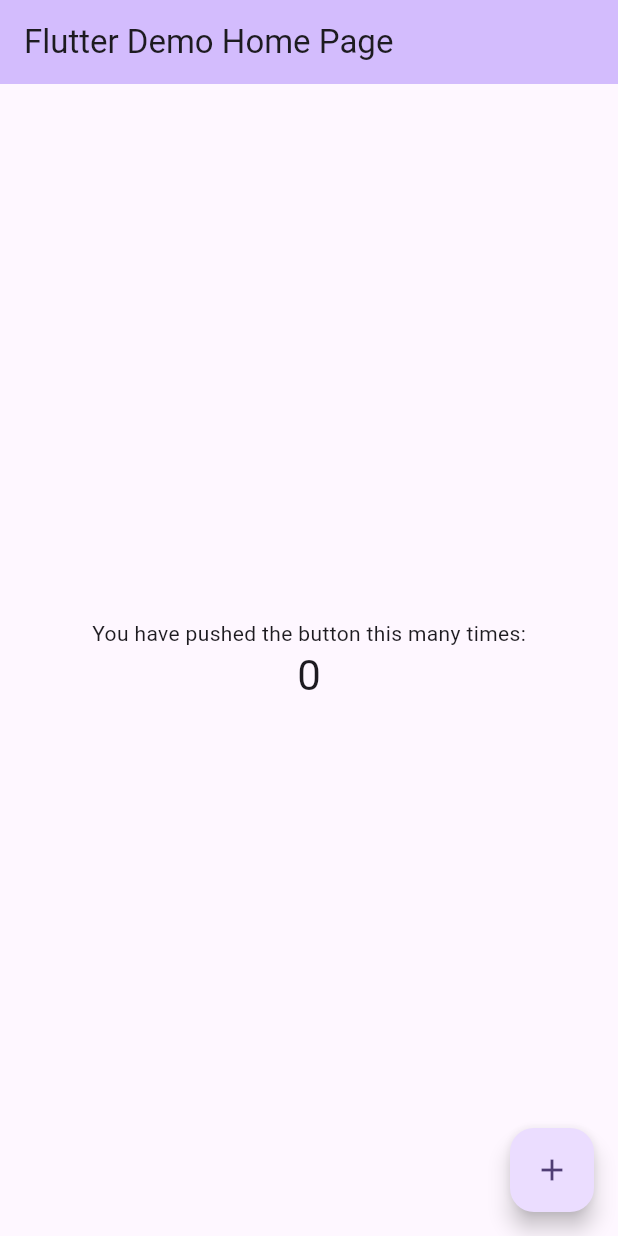
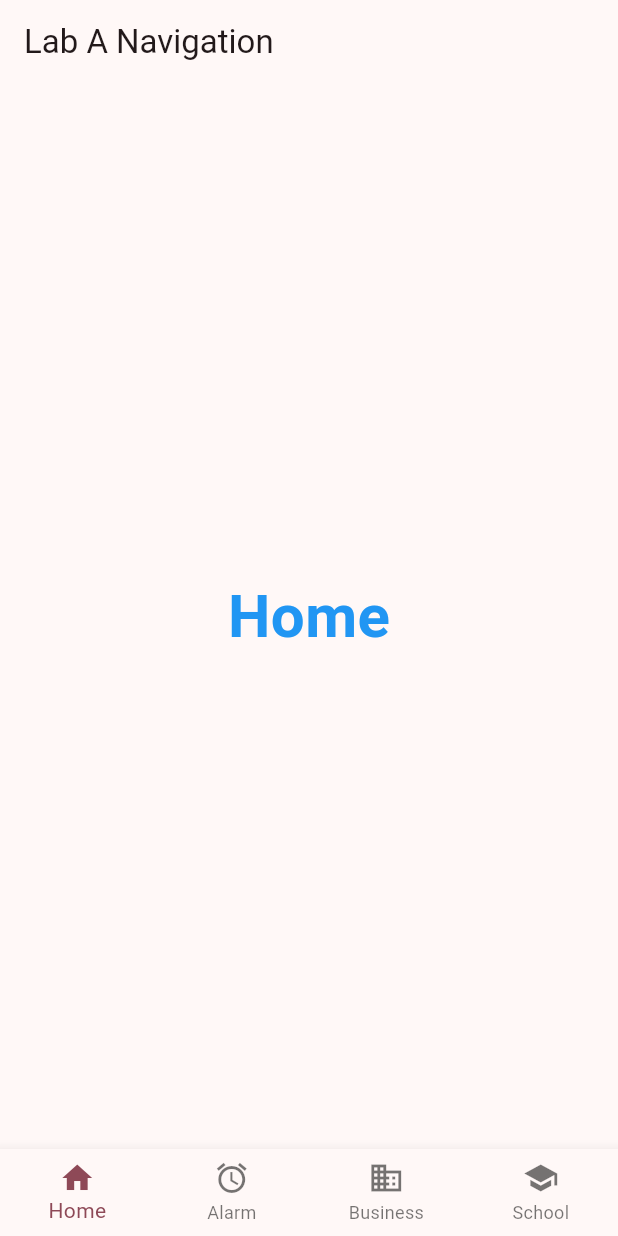
Before and after one commit to humairahmr/tma3084_g02_103816_lab05_lesson07, a Flutter app: the screen it shows after launch, on a phone screen of 412 x 824 dp. Run offline on Flutter 3.47's test engine with Material 3 defaults, Android fonts, the phone set to English and light mode, and no system bars.

Commit message:
Add bottom navigation lab screens
Replace the counter demo with a four-tab BottomNavigationBar app and update the widget test to use the new LabAApp entry point.

```diff
--- a/bottom_navigator_bar_lab/lib/main.dart
+++ b/bottom_navigator_bar_lab/lib/main.dart
@@ -1,121 +1,81 @@
 import 'package:flutter/material.dart';
+import 'screen1.dart';
+import 'screen2.dart';
+import 'screen3.dart';
+import 'screen4.dart';
 
 void main() {
-  runApp(const MyApp());
+  runApp(const LabAApp());
 }
 
-class MyApp extends StatelessWidget {
-  const MyApp({super.key});
+class LabAApp extends StatelessWidget {
+  const LabAApp({super.key});
 
-  // This widget is the root of your application.
   @override
   Widget build(BuildContext context) {
     return MaterialApp(
-      title: 'Flutter Demo',
+      title: 'Lab A - BottomNavigationBar',
       theme: ThemeData(
-        // This is the theme of your application.
-        //
-        // TRY THIS: Try running your application with "flutter run". You'll see
-        // the application has a purple toolbar. Then, without quitting the app,
-        // try changing the seedColor in the colorScheme below to Colors.green
-        // and then invoke "hot reload" (save your changes or press the "hot
-        // reload" button in a Flutter-supported IDE, or press "r" if you used
-        // the command line to start the app).
-        //
-        // Notice that the counter didn't reset back to zero; the application
-        // state is not lost during the reload. To reset the state, use hot
-        // restart instead.
-        //
-        // This works for code too, not just values: Most code changes can be
-        // tested with just a hot reload.
-        colorScheme: .fromSeed(seedColor: Colors.deepPurple),
+        colorScheme: ColorScheme.fromSeed(seedColor: Colors.pink),
+        useMaterial3: true,
       ),
-      home: const MyHomePage(title: 'Flutter Demo Home Page'),
+      home: const MainNavScreen(),
     );
   }
 }
 
-class MyHomePage extends StatefulWidget {
-  const MyHomePage({super.key, required this.title});
-
-  // This widget is the home page of your application. It is stateful, meaning
-  // that it has a State object (defined below) that contains fields that affect
-  // how it looks.
-
-  // This class is the configuration for the state. It holds the values (in this
-  // case the title) provided by the parent (in this case the App widget) and
-  // used by the build method of the State. Fields in a Widget subclass are
-  // always marked "final".
-
-  final String title;
+class MainNavScreen extends StatefulWidget {
+  const MainNavScreen({super.key});
 
   @override
-  State<MyHomePage> createState() => _MyHomePageState();
+  State<MainNavScreen> createState() => _MainNavScreenState();
 }
 
-class _MyHomePageState extends State<MyHomePage> {
-  int _counter = 0;
+class _MainNavScreenState extends State<MainNavScreen> {
+  int _selectedIndex = 0;
 
-  void _incrementCounter() {
+  static const List<Widget> _screens = <Widget>[
+    Screen1(),
+    Screen2(),
+    Screen3(),
+    Screen4(),
+  ];
+
+  void _onItemTapped(int index) {
     setState(() {
-      // This call to setState tells the Flutter framework that something has
-      // changed in this State, which causes it to rerun the build method below
-      // so that the display can reflect the updated values. If we changed
-      // _counter without calling setState(), then the build method would not be
-      // called again, and so nothing would appear to happen.
-      _counter++;
+      _selectedIndex = index;
     });
   }
 
   @override
   Widget build(BuildContext context) {
-    // This method is rerun every time setState is called, for instance as done
-    // by the _incrementCounter method above.
-    //
-    // The Flutter framework has been optimized to make rerunning build methods
-    // fast, so that you can just rebuild anything that needs updating rather
-    // than having to individually change instances of widgets.
     return Scaffold(
       appBar: AppBar(
-        // TRY THIS: Try changing the color here to a specific color (to
-        // Colors.amber, perhaps?) and trigger a hot reload to see the AppBar
-        // change color while the other colors stay the same.
-        backgroundColor: Theme.of(context).colorScheme.inversePrimary,
-        // Here we take the value from the MyHomePage object that was created by
-        // the App.build method, and use it to set our appbar title.
-        title: Text(widget.title),
+        title: const Text('Lab A Navigation'),
       ),
-      body: Center(
-        // Center is a layout widget. It takes a single child and positions it
-        // in the middle of the parent.
-        child: Column(
-          // Column is also a layout widget. It takes a list of children and
-          // arranges them vertically. By default, it sizes itself to fit its
-          // children horizontally, and tries to be as tall as its parent.
-          //
-          // Column has various properties to control how it sizes itself and
-          // how it positions its children. Here we use mainAxisAlignment to
-          // center the children vertically; the main axis here is the vertical
-          // axis because Columns are vertical (the cross axis would be
-          // horizontal).
-          //
-          // TRY THIS: Invoke "debug painting" (choose the "Toggle Debug Paint"
-          // action in the IDE, or press "p" in the console), to see the
-          // wireframe for each widget.
-          mainAxisAlignment: .center,
-          children: [
-            const Text('You have pushed the button this many times:'),
-            Text(
-              '$_counter',
-              style: Theme.of(context).textTheme.headlineMedium,
-            ),
-          ],
-        ),
-      ),
-      floatingActionButton: FloatingActionButton(
-        onPressed: _incrementCounter,
-        tooltip: 'Increment',
-        child: const Icon(Icons.add),
+      body: _screens[_selectedIndex],
+      bottomNavigationBar: BottomNavigationBar(
+        type: BottomNavigationBarType.fixed,
+        currentIndex: _selectedIndex,
+        onTap: _onItemTapped,
+        items: const <BottomNavigationBarItem>[
+          BottomNavigationBarItem(
+            icon: Icon(Icons.home),
+            label: 'Home',
+          ),
+          BottomNavigationBarItem(
+            icon: Icon(Icons.alarm),
+            label: 'Alarm',
+          ),
+          BottomNavigationBarItem(
+            icon: Icon(Icons.business),
+            label: 'Business',
+          ),
+          BottomNavigationBarItem(
+            icon: Icon(Icons.school),
+            label: 'School',
+          ),
+        ],
       ),
     );
   }
--- /dev/null
+++ b/bottom_navigator_bar_lab/lib/screen1.dart
@@ -0,0 +1,19 @@
+import 'package:flutter/material.dart';
+
+class Screen1 extends StatelessWidget {
+  const Screen1({super.key});
+
+  @override
+  Widget build(BuildContext context) {
+    return const Center(
+      child: Text(
+        'Home',
+        style: TextStyle(
+          fontSize: 40,
+          fontWeight: FontWeight.bold,
+          color: Colors.blue,
+        ),
+      ),
+    );
+  }
+}
```
Also changed, not shown: bottom_navigator_bar_lab/lib/screen2.dart (added, +19 -0 lines), bottom_navigator_bar_lab/lib/screen3.dart (added, +19 -0 lines), bottom_navigator_bar_lab/lib/screen4.dart (added, +19 -0 lines), 1 other file.
